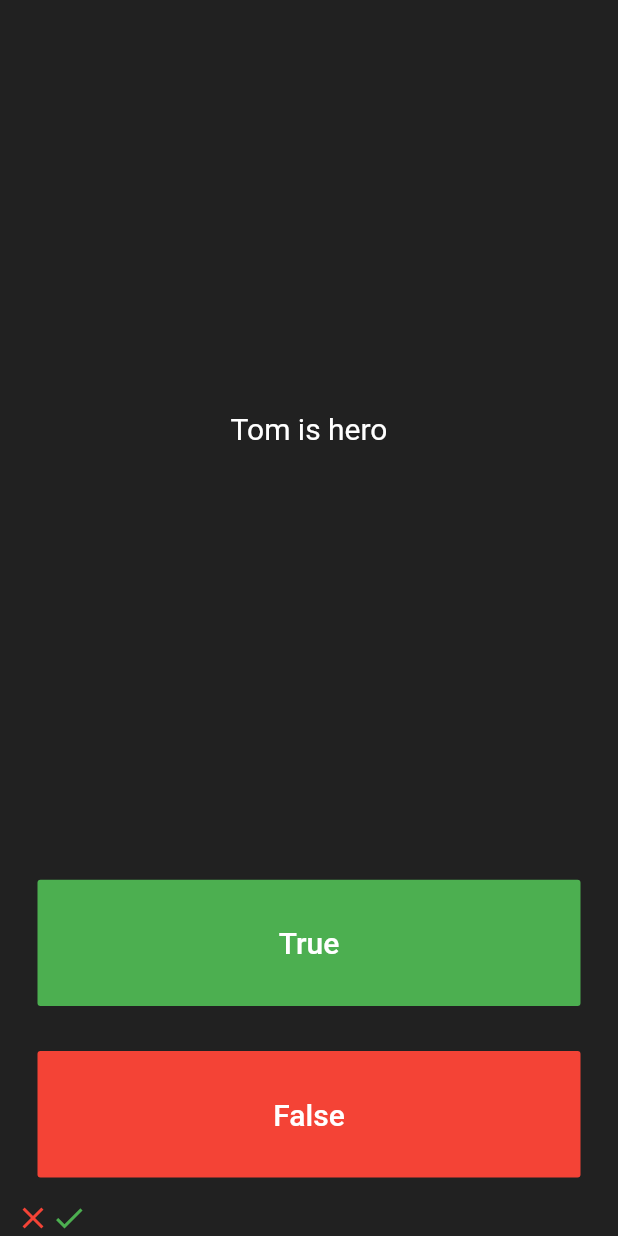
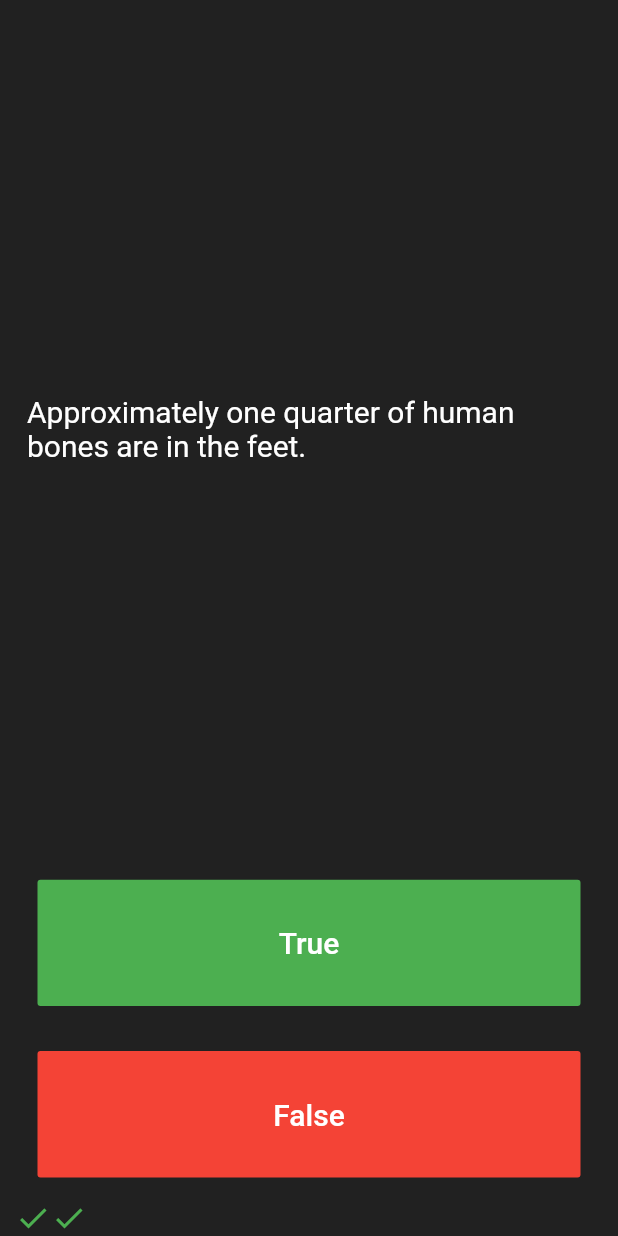
Before and after one commit to me-aditya/Flutter-Quiz-App, a Flutter app: the screen it shows after launch, after a tap on "True", after a tap on "False", on a phone screen of 412 x 824 dp. Run offline on Flutter 3.47's test engine with Material 2 defaults, Android fonts, the phone set to English and light mode, and no system bars.

Commit message:
made blue-print of question ie question object in qustion.dart added question brain encapulated data using underscore written getter for encapsulated data

```diff
--- a/lib/main.dart
+++ b/lib/main.dart
@@ -1,6 +1,8 @@
 import 'dart:ui';
+import 'package:flutter/material.dart';
+import 'quiz_brain.dart';
 
-import 'package:flutter/material.dart';
+QuizBrain quizBrain = new QuizBrain();
 
 void main() {
   runApp(Quizzler());
@@ -44,7 +46,7 @@ class _QuizAppState extends State<QuizApp> {
   ];
 
   int queNumber = 0;
-  int len = 3;
+  int len = 13;
 
   @override
   Widget build(BuildContext context) {
@@ -58,7 +60,7 @@ class _QuizAppState extends State<QuizApp> {
             padding: const EdgeInsets.all(8.0),
             child: Center(
               child: Text(
-                questions[queNumber % len],
+                quizBrain.getQuestionText(queNumber % len),
                 style: TextStyle(
                   color: Colors.white,
                   fontSize: 20.0,
@@ -82,7 +84,7 @@ class _QuizAppState extends State<QuizApp> {
                 ),
               ),
               onPressed: () {
-                bool correctAns = answers[queNumber % len];
+                bool correctAns = quizBrain.getQuestionAnswer(queNumber % len);
                 if (correctAns == true) {
                   setState(() {
                     queNumber++;
@@ -121,7 +123,7 @@ class _QuizAppState extends State<QuizApp> {
                 ),
               ),
               onPressed: () {
-                bool correctAns = answers[queNumber % len];
+                bool correctAns = quizBrain.getQuestionAnswer(queNumber % len);
                 if (correctAns == false) {
                   setState(() {
                     queNumber++;
--- /dev/null
+++ b/lib/questions.dart
@@ -0,0 +1,9 @@
+class Question {
+  String questionText;
+  bool questionAnswer;
+
+  Question(String q, bool a) {
+    questionText = q;
+    questionAnswer = a;
+  }
+}
--- /dev/null
+++ b/lib/quiz_brain.dart
@@ -0,0 +1,41 @@
+import 'questions.dart';
+
+class QuizBrain {
+  int _questionNumber = 0;
+
+  List<Question> _questionBank = [
+    Question('Some cats are actually allergic to humans', true),
+    Question('You can lead a cow down stairs but not up stairs.', false),
+    Question('Approximately one quarter of human bones are in the feet.', true),
+    Question('A slug\'s blood is green.', true),
+    Question('Buzz Aldrin\'s mother\'s maiden name was \"Moon\".', true),
+    Question('It is illegal to pee in the Ocean in Portugal.', true),
+    Question(
+        'No piece of square dry paper can be folded in half more than 7 times.',
+        false),
+    Question(
+        'In London, UK, if you happen to die in the House of Parliament, you are technically entitled to a state funeral, because the building is considered too sacred a place.',
+        true),
+    Question(
+        'The loudest sound produced by any animal is 188 decibels. That animal is the African Elephant.',
+        false),
+    Question(
+        'The total surface area of two human lungs is approximately 70 square metres.',
+        true),
+    Question('Google was originally called \"Backrub\".', true),
+    Question(
+        'Chocolate affects a dog\'s heart and nervous system; a few ounces are enough to kill a small dog.',
+        true),
+    Question(
+        'In West Virginia, USA, if you accidentally hit an animal with your car, you are free to take it home to eat.',
+        true),
+  ];
+
+  String getQuestionText(int queNumber) {
+    return _questionBank[queNumber].questionText;
+  }
+
+  bool getQuestionAnswer(int queNumber) {
+    return _questionBank[queNumber].questionAnswer;
+  }
+}
```
